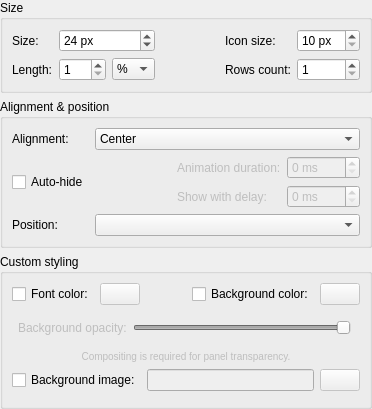
Above: panel/config/configpanelwidget.ui from lxqt/lxqt-panel before the change. Below: the same form after it.
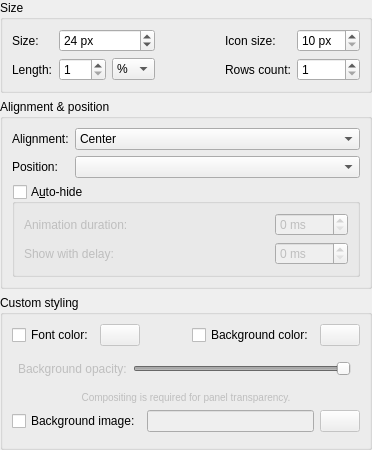
That is the form after the change. Icons and pictures are not drawn.

Commit message:
Polish Panel Auto-hide UI configuration
As discussed at: https://github.com/lxde/lxqt-panel/pull/387.

The edit to the form file:
```diff
--- a/panel/config/configpanelwidget.ui
+++ b/panel/config/configpanelwidget.ui
@@ -201,59 +201,7 @@
      <property name="title">
       <string>Alignment &amp;&amp; position</string>
      </property>
-     <layout class="QGridLayout" name="gridLayout_2">
-      <item row="1" column="0" rowspan="2">
-       <widget class="QCheckBox" name="checkBox_hidable">
-        <property name="sizePolicy">
-         <sizepolicy hsizetype="Preferred" vsizetype="Preferred">
-          <horstretch>0</horstretch>
-          <verstretch>0</verstretch>
-         </sizepolicy>
-        </property>
-        <property name="text">
-         <string>Auto-hide</string>
-        </property>
-       </widget>
-      </item>
-      <item row="1" column="3">
-       <widget class="QSpinBox" name="spinBox_animation">
-        <property name="enabled">
-         <bool>false</bool>
-        </property>
-        <property name="toolTip">
-         <string>Zero means no animation</string>
-        </property>
-        <property name="suffix">
-         <string> ms</string>
-        </property>
-        <property name="maximum">
-         <number>500</number>
-        </property>
-        <property name="singleStep">
-         <number>50</number>
-        </property>
-       </widget>
-      </item>
-      <item row="3" column="0">
-       <widget class="QLabel" name="label_position">
-        <property name="text">
-         <string>Position:</string>
-        </property>
-       </widget>
-      </item>
-      <item row="1" column="2">
-       <widget class="QLabel" name="label_animation">
-        <property name="enabled">
-         <bool>false</bool>
-        </property>
-        <property name="toolTip">
-         <string>Zero means no animation</string>
-        </property>
-        <property name="text">
-         <string>Animation duration:</string>
-        </property>
-       </widget>
-      </item>
+     <layout class="QFormLayout" name="formLayout">
       <item row="0" column="0">
        <widget class="QLabel" name="label_alignment">
         <property name="text">
@@ -261,20 +209,7 @@
         </property>
        </widget>
       </item>
-      <item row="1" column="1">
-       <spacer name="horizontalSpacer_3">
-        <property name="orientation">
-         <enum>Qt::Horizontal</enum>
-        </property>
-        <property name="sizeHint" stdset="0">
-         <size>
-          <width>5</width>
-          <height>5</height>
-         </size>
-        </property>
-       </spacer>
-      </item>
-      <item row="0" column="1" colspan="3">
+      <item row="0" column="1">
        <widget class="QComboBox" name="comboBox_alignment">
         <property name="currentIndex">
          <number>1</number>
@@ -296,41 +231,99 @@
         </item>
        </widget>
       </item>
-      <item row="2" column="3">
-       <widget class="QSpinBox" name="spinBox_delay">
-        <property name="enabled">
-         <bool>false</bool>
-        </property>
-        <property name="toolTip">
-         <string>Zero means no delay</string>
-        </property>
-        <property name="suffix">
-         <string> ms</string>
-        </property>
-        <property name="maximum">
-         <number>2000</number>
-        </property>
-        <property name="singleStep">
-         <number>50</number>
-        </property>
-       </widget>
-      </item>
-      <item row="2" column="2">
-       <widget class="QLabel" name="label_delay">
-        <property name="enabled">
-         <bool>false</bool>
-        </property>
-        <property name="toolTip">
-         <string>Zero means no delay</string>
-        </property>
+      <item row="1" column="0">
+       <widget class="QLabel" name="label_position">
         <property name="text">
-         <string>Show with delay:</string>
+         <string>Position:</string>
         </property>
        </widget>
       </item>
-      <item row="3" column="1" colspan="3">
+      <item row="1" column="1">
        <widget class="QComboBox" name="comboBox_position"/>
       </item>
+      <item row="2" column="0" colspan="2">
+       <widget class="QGroupBox" name="checkBox_hidable">
+        <property name="enabled">
+         <bool>true</bool>
+        </property>
+        <property name="title">
+         <string>A&amp;uto-hide</string>
+        </property>
+        <property name="checkable">
+         <bool>true</bool>
+        </property>
+        <property name="checked">
+         <bool>false</bool>
+        </property>
+        <layout class="QGridLayout" name="gridLayout_2">
+         <item row="0" column="0">
+          <widget class="QLabel" name="label_animation">
+           <property name="toolTip">
+            <string>Zero means no animation</string>
+           </property>
+           <property name="text">
+            <string>Animation duration:</string>
+           </property>
+          </widget>
+         </item>
+         <item row="0" column="1">
+          <spacer name="horizontalSpacer_3">
+           <property name="orientation">
+            <enum>Qt::Horizontal</enum>
+           </property>
+           <property name="sizeHint" stdset="0">
+            <size>
+             <width>102</width>
+             <height>5</height>
+            </size>
+           </property>
+          </spacer>
+         </item>
+         <item row="0" column="2">
+          <widget class="QSpinBox" name="spinBox_animation">
+           <property name="toolTip">
+            <string>Zero means no animation</string>
+           </property>
+           <property name="suffix">
+            <string> ms</string>
+           </property>
+           <property name="maximum">
+            <number>500</number>
+           </property>
+           <property name="singleStep">
+            <number>50</number>
+           </property>
+          </widget>
+         </item>
+         <item row="1" column="0">
+          <widget class="QLabel" name="label_delay">
+           <property name="toolTip">
+            <string>Zero means no delay</string>
+           </property>
+           <property name="text">
+            <string>Show with delay:</string>
+           </property>
+          </widget>
+         </item>
+         <item row="1" column="2">
+          <widget class="QSpinBox" name="spinBox_delay">
+           <property name="toolTip">
+            <string>Zero means no delay</string>
+           </property>
+           <property name="suffix">
+            <string> ms</string>
+           </property>
+           <property name="maximum">
+            <number>2000</number>
+           </property>
+           <property name="singleStep">
+            <number>50</number>
+           </property>
+          </widget>
+         </item>
+        </layout>
+       </widget>
+      </item>
      </layout>
     </widget>
    </item>
```
Left out of the diff: 64 changed lines with no effect on the pictures.
